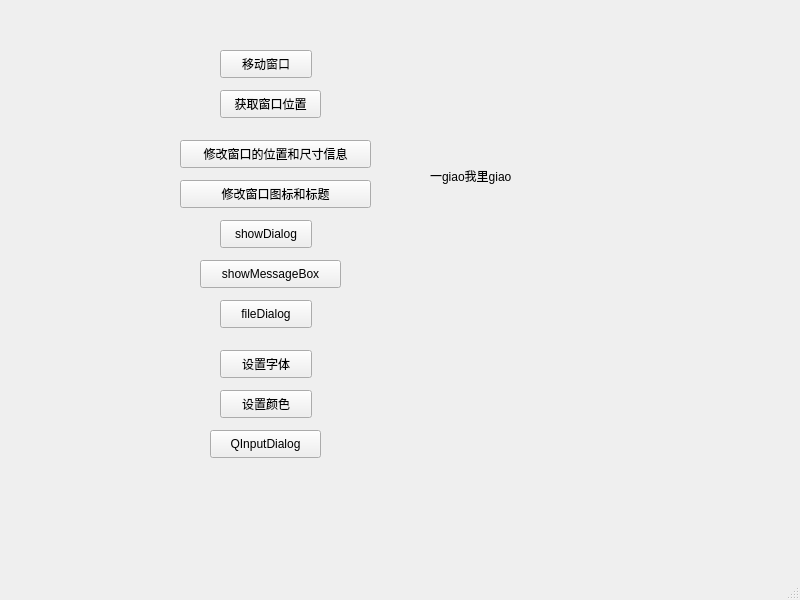
This is Qt_Demo_09_WindowTest/mainwindow.ui in BigheadofLiu/qt_learn as Qt 5 draws it before an edit. The edited form follows.
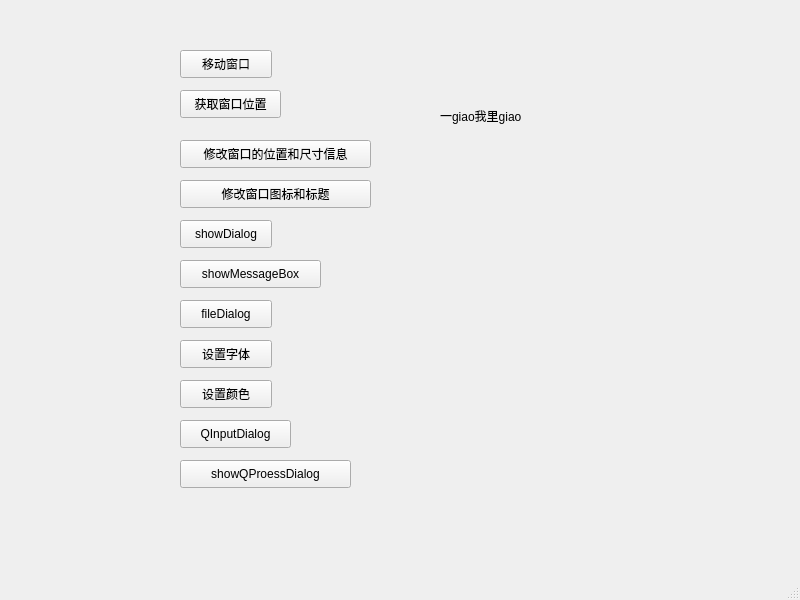
This is the edited form.

Patch:
```diff
--- a/Qt_Demo_09_WindowTest/mainwindow.ui
+++ b/Qt_Demo_09_WindowTest/mainwindow.ui
@@ -17,7 +17,7 @@
    <widget class="QPushButton" name="pushButton">
     <property name="geometry">
      <rect>
-      <x>220</x>
+      <x>180</x>
       <y>50</y>
       <width>92</width>
       <height>28</height>
@@ -30,7 +30,7 @@
    <widget class="QPushButton" name="pushButton_2">
     <property name="geometry">
      <rect>
-      <x>220</x>
+      <x>180</x>
       <y>90</y>
       <width>101</width>
       <height>28</height>
@@ -69,7 +69,7 @@
    <widget class="QPushButton" name="showDia">
     <property name="geometry">
      <rect>
-      <x>220</x>
+      <x>180</x>
       <y>220</y>
       <width>92</width>
       <height>28</height>
@@ -82,7 +82,7 @@
    <widget class="QPushButton" name="showmsgBtn">
     <property name="geometry">
      <rect>
-      <x>200</x>
+      <x>180</x>
       <y>260</y>
       <width>141</width>
       <height>28</height>
@@ -95,7 +95,7 @@
    <widget class="QPushButton" name="pushButton_5">
     <property name="geometry">
      <rect>
-      <x>220</x>
+      <x>180</x>
       <y>300</y>
       <width>92</width>
       <height>28</height>
@@ -108,8 +108,8 @@
    <widget class="QLabel" name="myLabel">
     <property name="geometry">
      <rect>
-      <x>430</x>
-      <y>110</y>
+      <x>440</x>
+      <y>50</y>
       <width>171</width>
       <height>131</height>
      </rect>
@@ -121,8 +121,8 @@
    <widget class="QPushButton" name="setFontBtn">
     <property name="geometry">
      <rect>
-      <x>220</x>
-      <y>350</y>
+      <x>180</x>
+      <y>340</y>
       <width>92</width>
       <height>28</height>
      </rect>
@@ -134,8 +134,8 @@
    <widget class="QPushButton" name="pushButton_6">
     <property name="geometry">
      <rect>
-      <x>220</x>
-      <y>390</y>
+      <x>180</x>
+      <y>380</y>
       <width>92</width>
       <height>28</height>
      </rect>
@@ -147,8 +147,8 @@
    <widget class="QLabel" name="colorLabel">
     <property name="geometry">
      <rect>
-      <x>420</x>
-      <y>300</y>
+      <x>440</x>
+      <y>160</y>
       <width>221</width>
       <height>71</height>
      </rect>
@@ -160,8 +160,8 @@
    <widget class="QPushButton" name="pushButton_7">
     <property name="geometry">
      <rect>
-      <x>210</x>
-      <y>430</y>
+      <x>180</x>
+      <y>420</y>
       <width>111</width>
       <height>28</height>
      </rect>
@@ -170,6 +170,19 @@
      <string>QInputDialog</string>
     </property>
    </widget>
+   <widget class="QPushButton" name="showQProDiaBtn">
+    <property name="geometry">
+     <rect>
+      <x>180</x>
+      <y>460</y>
+      <width>171</width>
+      <height>28</height>
+     </rect>
+    </property>
+    <property name="text">
+     <string>showQProessDialog</string>
+    </property>
+   </widget>
   </widget>
   <widget class="QMenuBar" name="menubar">
    <property name="geometry">
```
